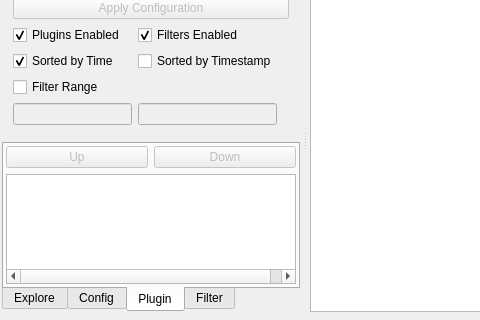
The window that src/mainwindow.ui (COVESA/dlt-viewer) describes before a commit, drawn with Qt 5; both pictures show x 0 to 480 and y 83 to 403 of the 1001 by 658 pixel window.
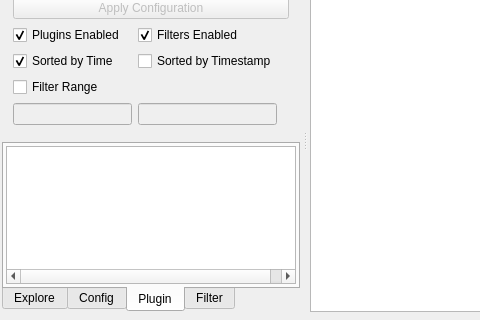
The same window after the commit. The open tabs and pages were chosen to show the change. Icons and pictures are not drawn. Custom widgets are drawn as their Qt base class.

Commit message:
Remove Unnecessary Plugin Pane Controls
Removal of unnecessary plugin pane controls.

Signed-off by : Pavithra Anand <Pavithra.AA.Anand@partner.bmwgroup.com>

Diff of the .ui file:
```diff
--- a/src/mainwindow.ui
+++ b/src/mainwindow.ui
@@ -637,30 +637,6 @@
          <property name="bottomMargin">
           <number>2</number>
          </property>
-         <item>
-          <layout class="QHBoxLayout" name="horizontalLayout_2">
-           <item>
-            <widget class="QPushButton" name="pushButtonMovePluginUp">
-             <property name="enabled">
-              <bool>false</bool>
-             </property>
-             <property name="text">
-              <string>Up</string>
-             </property>
-            </widget>
-           </item>
-           <item>
-            <widget class="QPushButton" name="pushButtonMovePluginDown">
-             <property name="enabled">
-              <bool>false</bool>
-             </property>
-             <property name="text">
-              <string>Down</string>
-             </property>
-            </widget>
-           </item>
-          </layout>
-         </item>
          <item>
           <widget class="PluginTreeWidget" name="pluginWidget">
            <property name="contextMenuPolicy">
```
Left out of the diff: 6 changed lines with no effect on the pictures. The commit also changes 2 other files.
